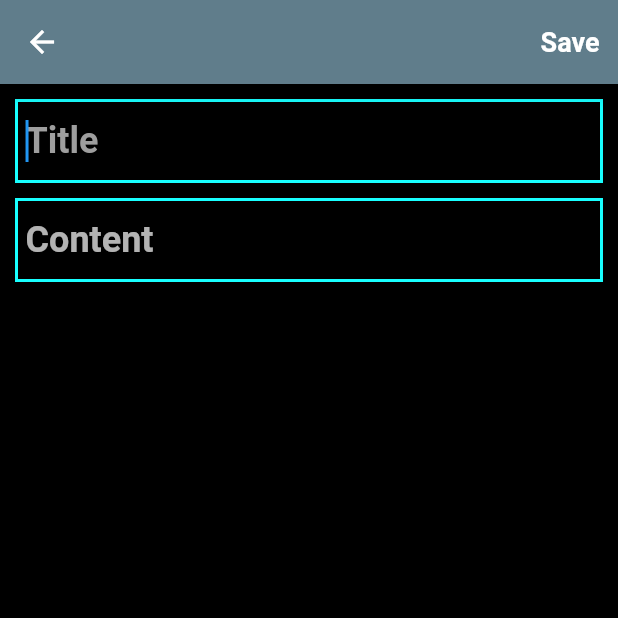
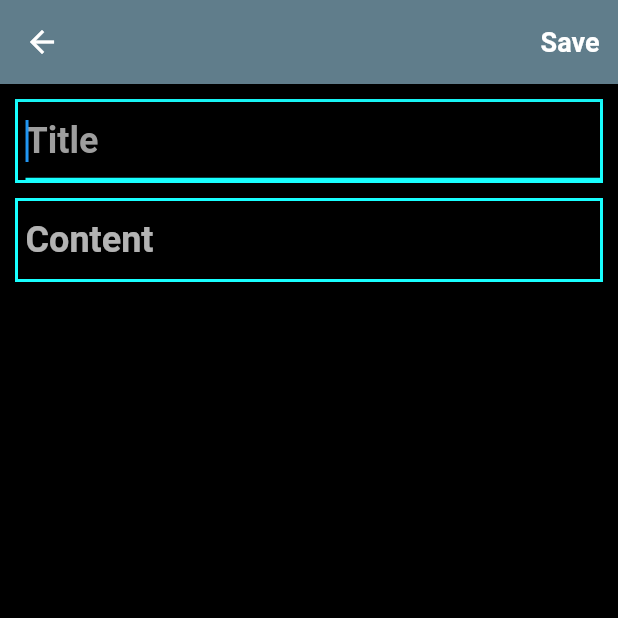
Before and after one commit to PISTON-HEAD/Notes-and-Tasks-App, a Flutter app: the NotesScreen screen opened directly, on a phone screen of 412 x 824 dp, the top half of it. Run offline on Flutter 3.47's test engine with Material 2 defaults, Android fonts, the phone set to English and light mode, and no system bars; our stand-ins replace animated_splash_screen, cloud_firestore, firebase_auth, firebase_core, flutter_local_notifications, font_awesome_flutter and 2 more; accounts and stored records are empty; Roboto replaces fonts that are missing (Merrieather).

```diff
--- a/lib/MyApp/NotesveriWer.dart
+++ b/lib/MyApp/NotesveriWer.dart
@@ -54,7 +54,7 @@ class _SeeNoteState extends State<SeeNote> {
         toolbarOpacity: 1,
         backgroundColor: Colors.blueGrey,
         title: Text(
-          "Edited on: ${timeEditingController.text.toString().substring(0, 16)}",
+          "Edited on: ${timeEditingController.text.toString().substring(8, 10)}${timeEditingController.text.toString().substring(4, 8)}${timeEditingController.text.toString().substring(0, 4)}${timeEditingController.text.toString().substring(10,16)}",
           style: TextStyle(
             fontSize: 15,
             color: Colors.white,
@@ -146,8 +146,8 @@ class _SeeNoteState extends State<SeeNote> {
                         hintStyle: notesTitle(Colors.grey, 24),
                         focusedBorder: UnderlineInputBorder(
                           borderSide: BorderSide(
-                            color: Colors.black,
-                            width: 3.5,
+                            color: Colors.cyanAccent,
+                            width: 1.5,
                           ),
                         ),
                         enabledBorder: UnderlineInputBorder(
--- a/lib/MyApp/notesPage.dart
+++ b/lib/MyApp/notesPage.dart
@@ -88,8 +88,8 @@ uploader()async{
                       hintText: "Title",
                       hintStyle: notesTitle(Colors.grey, 24),
                       focusedBorder: UnderlineInputBorder(
-                        borderSide:BorderSide(color: Colors.black,
-                          width: 3.5,
+                        borderSide:BorderSide(color: Colors.cyanAccent,
+                          width: 1.5,
                         ),
                       ),
                       enabledBorder: UnderlineInputBorder(
--- a/lib/MyApp/profile.dart
+++ b/lib/MyApp/profile.dart
@@ -186,8 +186,8 @@ class _profile_ScreenState extends State<profile_Screen>
           },
           child: Icon(
             FontAwesomeIcons.plus,
-            color: Colors.white,
-            size: 30,
+            color: Colors.black,
+            size: 25,
           ),
         ),
         body: Stack(
@@ -271,7 +271,7 @@ class _profile_ScreenState extends State<profile_Screen>
                             child: Padding(
                               padding: const EdgeInsets.only(
                                   bottom:
-                                      70.0), //here is the padding for content
+                                      50.0), //here is the padding for content
                               child: ListTile(
                                 autofocus: true,
                                 subtitle: Text(
```
Also changed, not shown: lib/MyApp/todoList.dart (+8 -10 lines), 1 other file.
